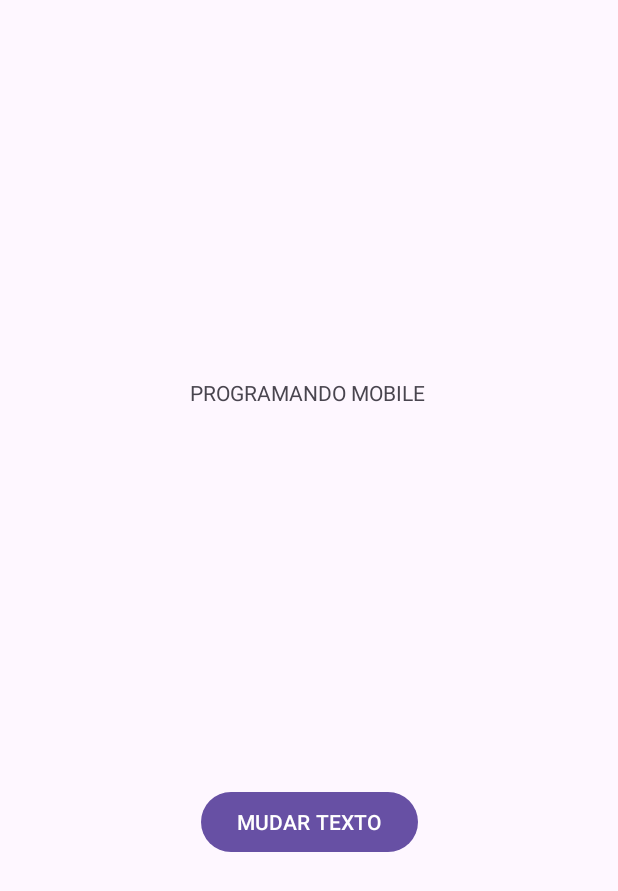
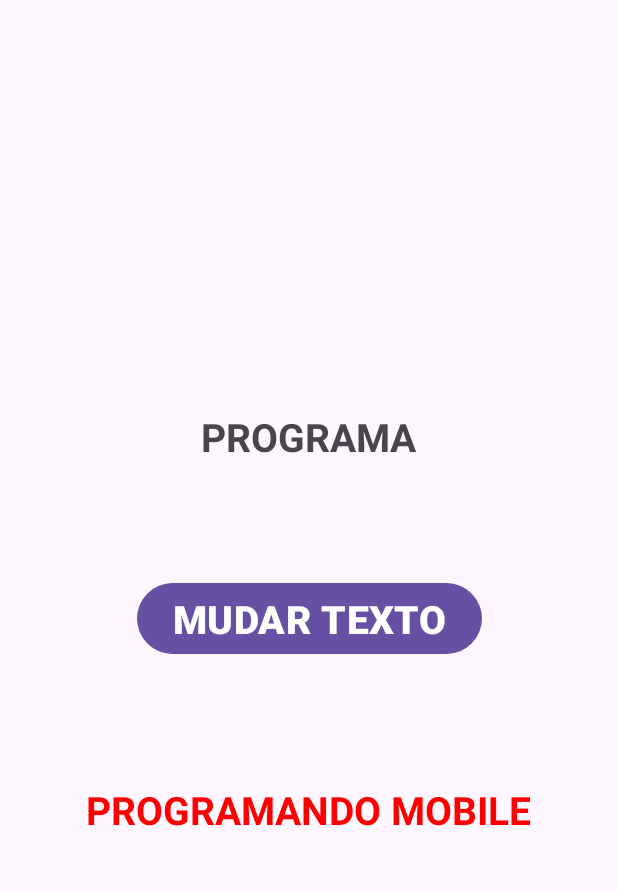
Before and after one commit to gabrel-dias/AndroidStudio, an Android app: the screen it shows after launch (MainActivity), after a tap on "MUDAR TEXTO", on a phone screen of 412 x 824 dp. Shown: the top 891 px of the screen. Run offline under Robolectric (Android 15) with nearby library versions, the phone set to English and light mode, and no system bars.

Commit message:
text size

```diff
--- a/MudarTexto/app/src/main/java/com/example/mudartexto/MainActivity.java
+++ b/MudarTexto/app/src/main/java/com/example/mudartexto/MainActivity.java
@@ -24,7 +24,7 @@ public class MainActivity extends AppCompatActivity {
         });
     }
     public void mudarTexto(View view){
-        TextView texto = findViewById(R.id.resultado);
+        TextView texto = findViewById(R.id.txtResultado);
                 texto.setText("PROGRAMANDO MOBILE");
     }
 }
--- a/MudarTexto/app/src/main/res/layout/activity_main.xml
+++ b/MudarTexto/app/src/main/res/layout/activity_main.xml
@@ -8,28 +8,43 @@
     tools:context=".MainActivity">
 
     <Button
-        android:id="@+id/mudarTextoButton"
+        android:id="@+id/botaoMudarTexto"
         android:layout_width="wrap_content"
         android:layout_height="wrap_content"
         android:onClick="mudarTexto"
+        android:shadowColor="#000000"
         android:text="MUDAR TEXTO"
+        android:textColorLink="#00BCD4"
+        android:textSize="26sp"
+        android:textStyle="bold"
         app:layout_constraintBottom_toBottomOf="parent"
         app:layout_constraintEnd_toEndOf="parent"
-        app:layout_constraintHorizontal_bias="0.5"
         app:layout_constraintStart_toStartOf="parent"
-        app:layout_constraintTop_toBottomOf="@+id/resultado"
-        app:layout_constraintVertical_bias="0.5" />
+        app:layout_constraintTop_toTopOf="parent" />
 
     <TextView
-        android:id="@+id/resultado"
+        android:id="@+id/txtResultado"
         android:layout_width="wrap_content"
         android:layout_height="wrap_content"
+        android:layout_marginTop="82dp"
         android:text="RESULTADO"
-        app:layout_constraintBottom_toTopOf="@+id/mudarTextoButton"
+        android:textColor="#FF0000"
+        android:textSize="26sp"
+        android:textStyle="bold"
         app:layout_constraintEnd_toEndOf="parent"
-        app:layout_constraintHorizontal_bias="0.498"
         app:layout_constraintStart_toStartOf="parent"
-        app:layout_constraintTop_toTopOf="parent"
-        app:layout_constraintVertical_bias="0.5" />
+        app:layout_constraintTop_toBottomOf="@+id/botaoMudarTexto" />
+
+    <TextView
+        android:id="@+id/txtTitulo"
+        android:layout_width="wrap_content"
+        android:layout_height="wrap_content"
+        android:layout_marginBottom="76dp"
+        android:text="PROGRAMA"
+        android:textSize="26sp"
+        android:textStyle="bold"
+        app:layout_constraintBottom_toTopOf="@+id/botaoMudarTexto"
+        app:layout_constraintEnd_toEndOf="parent"
+        app:layout_constraintStart_toStartOf="parent" />
 
 </androidx.constraintlayout.widget.ConstraintLayout>
```
